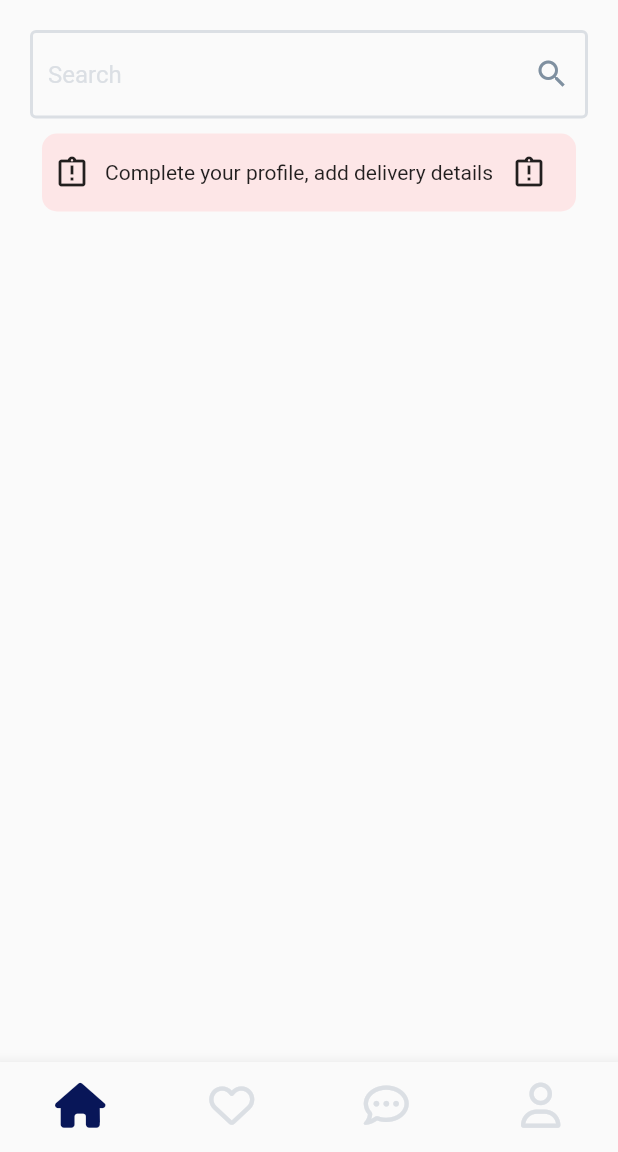
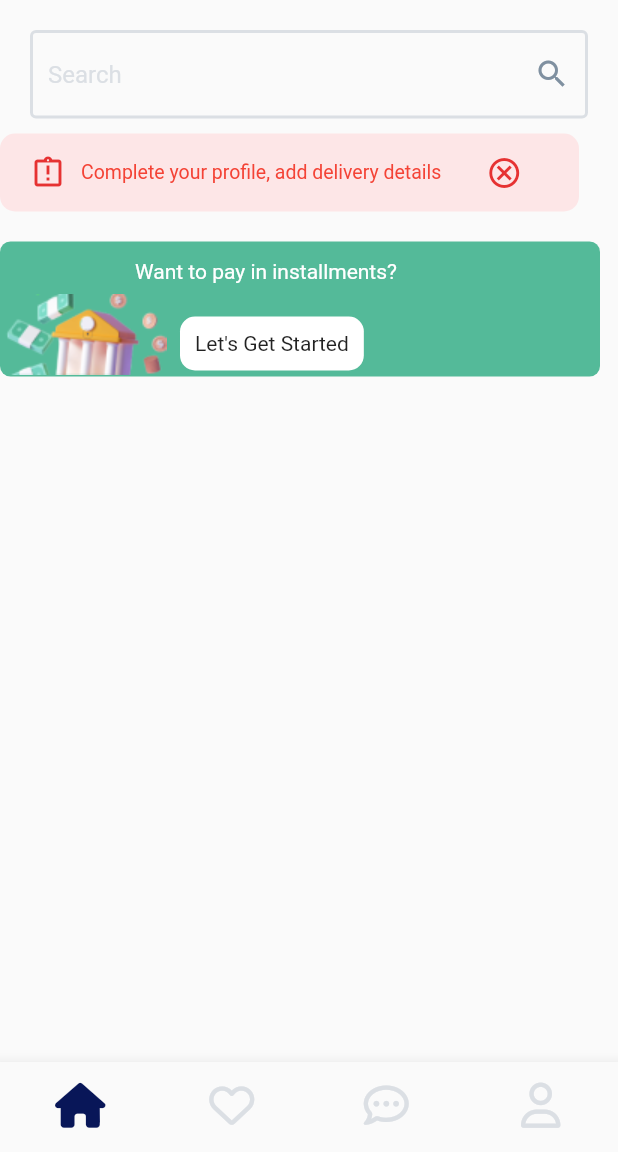
Before and after one commit to emjaycodes/GadgetZ, a Flutter app: the HomeScreen screen opened by its route, on a phone screen of 412 x 824 dp, the part 84-1236 px from its top. Run offline on Flutter 3.47's test engine with Material 2 defaults, Android fonts, the phone set to English and light mode, and no system bars; our stand-ins replace email_validator, font_awesome_flutter.

Commit message:
refactored the code

```diff
--- a/lib/screens/home/components/body.dart
+++ b/lib/screens/home/components/body.dart
@@ -3,7 +3,6 @@
 import 'package:flutter/material.dart';
 import 'package:oga_bassey/constants.dart';
 import '../../../size_cofig.dart';
-
 
 class Body extends StatelessWidget {
   const Body({Key? key}) : super(key: key);
@@ -17,55 +16,98 @@ class Body extends StatelessWidget {
         Padding(
           padding: const EdgeInsets.only(left: 20.0, right: 20.0),
           child: TextField(
-              decoration: InputDecoration(
+            decoration: InputDecoration(
                 suffixIcon: IconButton(
-                  color: Color(0xFF7F90A0),
-                  onPressed: (){}, icon:
-                 Icon(Icons.search)
-                 ),
+                    color: Color(0xFF7F90A0),
+                    onPressed: () {},
+                    icon: Icon(Icons.search)),
                 hintText: 'Search',
                 hintStyle: TextStyle(
                   color: ktertiaryColor,
                 ),
                 border: OutlineInputBorder(
-                  borderRadius: BorderRadius.circular(20)
-                )
-              ),
+                    borderRadius: BorderRadius.circular(20))),
           ),
         ),
-
         ksmallSizedbox,
-
         Row(
-          mainAxisAlignment: MainAxisAlignment.center,
+          // mainAxisAlignment: MainAxisAlignment.center,
           children: [
             Container(
               decoration: BoxDecoration(
-                borderRadius: BorderRadius.circular(10),
-                color: Color(0xFFFDE6E7)
-              ),
+                  borderRadius: BorderRadius.circular(10),
+                  color: Color(0xFFFDE6E7)),
               height: 52,
-              width: 356,
+              width: 386,
               child: Padding(
-                padding: const EdgeInsets.only(left:8.0),
+                padding: const EdgeInsets.only(left: 20.0),
                 child: Row(
                   children: [
-                     Icon(Icons.assignment_late_outlined
-                    ),
+                    Icon(
+                        color: Color(0xFFE63232),
+                        Icons.assignment_late_outlined),
                     SizedBox(
                       width: 10,
                     ),
-                    Text('Complete your profile, add delivery details'),
-
-                     IconButton(onPressed: (){},
-                     icon: Icon(Icons.assignment_late_outlined
-                    ) ),
+                    Text(
+                      'Complete your profile, add delivery details',
+                      style: TextStyle(
+                        fontWeight: FontWeight.w400,
+                        fontSize: 13,
+                        color: Colors.red,
+                      ),
+                    ),
+                    SizedBox(
+                      width: 18,
+                    ),
+                    IconButton(
+                        color: Color(0xFFE63232),
+                        onPressed: () {},
+                        icon: Icon(
+                          Icons.cancel_outlined,
+                        )),
                   ],
                 ),
               ),
             ),
           ],
-        )
+        ),
+        kbigSizedbox,
+        Stack(children: [
+          Container(
+            decoration: BoxDecoration(
+                borderRadius: BorderRadius.circular(7),
+                color: Color(0xFF54BA99)),
+            width: 400,
+            height: 90,
+          ),
+          Padding(
+            padding: const EdgeInsets.only(top: 35.0),
+            child: Image.asset('images/caro.png'),
+          ),
+          Row(
+            children: [
+              Padding(
+                padding:
+                    const EdgeInsets.symmetric(horizontal: 120.0, vertical: 50),
+                child: Container(
+                  padding: EdgeInsets.all(10),
+                  decoration: BoxDecoration(
+                      color: Colors.white,
+                      borderRadius: BorderRadius.circular(10)),
+                  child: Text('Let\'s Get Started'),
+                ),
+              ),
+            ],
+          ),
+          Padding(
+            padding: const EdgeInsets.symmetric(vertical: 12, horizontal: 90),
+            child: Text(
+              'Want to pay in installments?',
+              style: TextStyle(color: Colors.white),
+            ),
+          )
+        ]),
       ],
     );
   }
```
